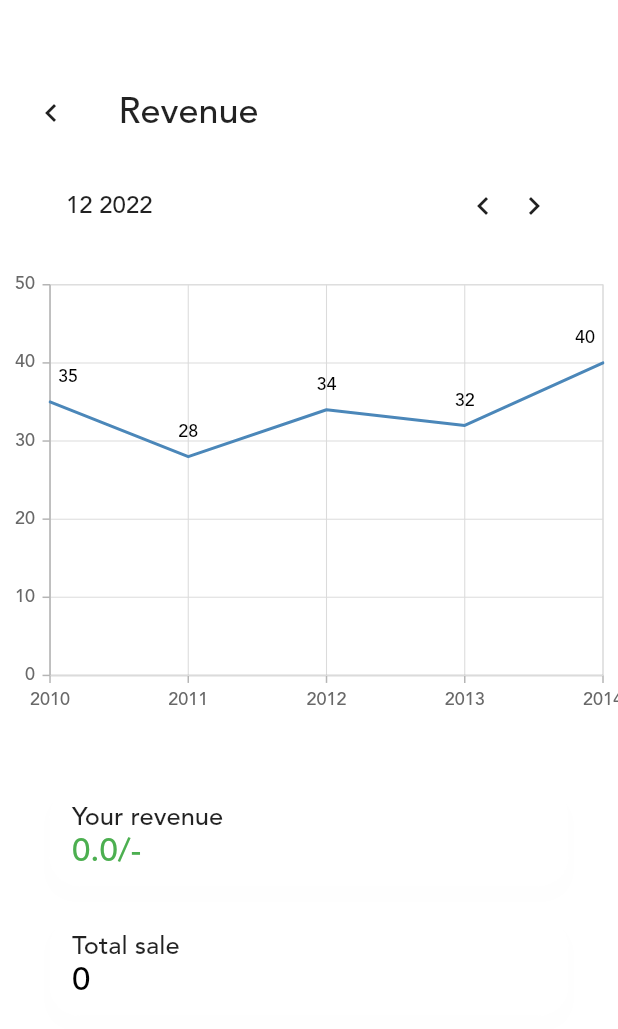
After one commit to Sahil-107/notio, a Flutter app: the Revenue screen opened by its route, on a phone screen of 412 x 824 dp. The commit adds this screen. Shown: the top 1029 px of the screen. Run offline on Flutter 3.47's test engine with Material 2 defaults, Android fonts, the phone set to English and light mode, and no system bars; our stand-ins replace carousel_slider, double_back_to_close, flutter_spinkit, sliding_up_panel, story_view, syncfusion_flutter_charts; missing offline and left inert: flutter_cached_pdfview, flutter_windowmanager.

Commit message:
added revenue and contribution

```diff
--- a/lib/Navbar.dart
+++ b/lib/Navbar.dart
@@ -32,7 +32,7 @@ class _NavbarState extends State<Navbar> {
       floatingActionButton: FloatingActionButton(
         child: Icon(Icons.add),
         onPressed: () {
-          Navigator.pushNamed(context, '/creatorProfile');
+          Navigator.pushNamed(context, '/creatorMenu');
         },
       ),
       bottomNavigationBar: BottomAppBar(
--- a/lib/Screens/Creator/CreatorMenu.dart
+++ b/lib/Screens/Creator/CreatorMenu.dart
@@ -7,7 +7,7 @@ class CreatorMenu extends StatelessWidget {
   @override
   Widget build(BuildContext context) {
     return Scaffold(
-      backgroundColor: Colors.white.withOpacity(0.4),
+      backgroundColor: Colors.white.withOpacity(0.96),
       body: SingleChildScrollView(
         child: Column(
           children: [
@@ -90,7 +90,9 @@ class CreatorMenu extends StatelessWidget {
             SizedBox(
               height: getheight(context, 27),
             ),
-            info_containers(context, "Purchases", () {}),
+            info_containers(context, "Revenue", () {
+              Navigator.pushNamed(context, '/revenue');
+            }),
             SizedBox(
               height: getheight(context, 18),
             ),
--- /dev/null
+++ b/lib/Screens/Creator/Revenue.dart
@@ -0,0 +1,220 @@
+import 'package:flutter/material.dart';
+import '../../widgets.dart';
+import 'package:intl/intl.dart';
+import 'package:syncfusion_flutter_charts/charts.dart';
+
+class Revenue extends StatefulWidget {
+  @override
+  State<Revenue> createState() => _RevenueState();
+}
+
+class _RevenueState extends State<Revenue> {
+  DateTime now = DateTime.now();
+
+  String _displayMonth = DateTime.now().month.toString();
+
+  String _displayYear = DateTime.now().year.toString();
+
+  int orders = 0;
+
+  double revenue = 0;
+
+  @override
+  Widget build(BuildContext context) {
+    List<ChartData> data = [
+      ChartData(2010, 35),
+      ChartData(2011, 28),
+      ChartData(2012, 34),
+      ChartData(2013, 32),
+      ChartData(2014, 40)
+    ];
+    return Scaffold(
+      backgroundColor: Colors.white.withOpacity(0.96),
+      body: SingleChildScrollView(
+        child: Column(children: [
+          SizedBox(height: getheight(context, 60)),
+          Padding(
+            padding: EdgeInsets.symmetric(horizontal: getwidth(context, 20)),
+            child: Column(
+              children: [
+                Row(
+                  children: [
+                    GestureDetector(
+                        onTap: () {
+                          Navigator.pop(context);
+                        },
+                        child: Icon(Icons.keyboard_arrow_left)),
+                    SizedBox(
+                      width: getwidth(context, 30),
+                    ),
+                    Text(
+                      "Revenue",
+                      style:
+                          TextStyle(fontSize: 24, fontWeight: FontWeight.w600),
+                    )
+                  ],
+                ),
+              ],
+            ),
+          ),
+          SizedBox(
+            height: getheight(context, 35),
+          ),
+          Container(
+            padding: EdgeInsets.symmetric(horizontal: getwidth(context, 40)),
+            child: Row(
+              children: [
+                GestureDetector(
+                  onTap: () {
+                    showDatePicker(
+                      context: context,
+                      initialDate: now,
+                      firstDate: now.subtract(Duration(days: 3650 * 2)),
+                      lastDate: now.add(Duration(days: 3650 * 2)),
+                    ).then((value) {
+                      setState(() {
+                        DateTime? now = value;
+                        _displayYear = value!.year.toString();
+                        _displayMonth = DateFormat.MMMM().format(value);
+                        // get_revenue_details();
+                      });
+                    });
+                  },
+                  child: Text("${_displayMonth} ${_displayYear}",
+                      style:
+                          TextStyle(fontWeight: FontWeight.bold, fontSize: 16)),
+                ),
+                Spacer(),
+                GestureDetector(
+                    onTap: () {
+                      /// going to previous date
+                      setState(() {
+                        now = now.subtract(Duration(days: 30));
+                        _displayMonth = DateFormat.MMMM().format(now);
+                        // get_revenue_details();
+                      });
+                    },
+                    child: Icon(Icons.keyboard_arrow_left)),
+                SizedBox(width: 10),
+                GestureDetector(
+                    onTap: () {
+                      //////// going to forward date
+                      setState(() {
+                        now = now.add(Duration(days: 30));
+                        _displayMonth = DateFormat.MMMM().format(now);
+                        // get_revenue_details();
+                      });
+                    },
+                    child: Icon(Icons.keyboard_arrow_right))
+              ],
+            ),
+          ),
+          SizedBox(height: getheight(context, 30)),
+          Container(
+            height: getheight(context, 300),
+            child: SfCartesianChart(
+                crosshairBehavior: CrosshairBehavior(
+                    shouldAlwaysShow: true,
+                    enable: false,
+                    activationMode: ActivationMode.singleTap),
+                series: <ChartSeries>[
+                  LineSeries<ChartData, int>(
+                      dataSource: data,
+                      xValueMapper: (ChartData data, _) => data.x,
+                      yValueMapper: (ChartData data, _) => data.y,
+                      name: 'Sales',
+                      // Enable data label
+                      dataLabelSettings: DataLabelSettings(isVisible: true))
+                ]),
+          ),
+          SizedBox(
+            height: getheight(context, 40),
+          ),
+          Container(
+            // height: getheight(context, 90),
+            width: getwidth(context, 315),
+            decoration: BoxDecoration(
+                color: Colors.white,
+                borderRadius: BorderRadius.circular(20),
+                boxShadow: [
+                  BoxShadow(
+                    color: Colors.grey.withOpacity(0.01),
+                    spreadRadius: 3,
+                    blurRadius: 8,
+                    offset: Offset(0, 7), // changes position of shadow
+                  ),
+                ]),
+            child: Padding(
+              padding: EdgeInsets.symmetric(vertical: 10, horizontal: 15),
+              child: Column(
+                crossAxisAlignment: CrossAxisAlignment.start,
+                mainAxisAlignment: MainAxisAlignment.spaceEvenly,
+                children: [
+                  Text(
+                    "Your revenue",
+                    style: TextStyle(fontWeight: FontWeight.bold, fontSize: 17),
+                  ),
+                  Text(
+                    "${revenue.toString()}/-",
+                    style: TextStyle(
+                      fontSize: 22,
+                      color: Colors.green,
+                      fontWeight: FontWeight.bold,
+                    ),
+                  ),
+                ],
+              ),
+            ),
+          ),
+          SizedBox(
+            height: getheight(context, 20),
+          ),
+          Container(
+            // height: getheight(context, 90),
+            width: getwidth(context, 315),
+            decoration: BoxDecoration(
+                color: Colors.white,
+                borderRadius: BorderRadius.circular(20),
+                boxShadow: [
+                  BoxShadow(
+                    color: Colors.grey.withOpacity(0.01),
+                    spreadRadius: 3,
+                    blurRadius: 8,
+                    offset: Offset(0, 7), // changes position of shadow
+                  ),
+                ]),
+            child: Padding(
+              padding: EdgeInsets.symmetric(vertical: 10, horizontal: 15),
+              child: Column(
+                crossAxisAlignment: CrossAxisAlignment.start,
+                mainAxisAlignment: MainAxisAlignment.spaceEvenly,
+                children: [
+                  Text(
+                    "Total sale",
+                    style: TextStyle(fontWeight: FontWeight.bold, fontSize: 17),
+                  ),
+                  Text(
+                    "$orders",
+                    style: TextStyle(
+                        fontSize: 22,
+                        color: Colors.black,
+                        fontWeight: FontWeight.bold),
+                  ),
+                ],
+              ),
+            ),
+          ),
+          SizedBox(
+            height: getheight(context, 20),
+          ),
+        ]),
+      ),
+    );
+  }
+}
+
+class ChartData {
+  ChartData(this.x, this.y);
+  final int x;
+  final double y;
+}
--- a/lib/Screens/Saved.dart
+++ b/lib/Screens/Saved.dart
@@ -241,7 +241,7 @@ class _NotesState extends State<Notes> {
                 SizedBox(
                   height: 4,
                 ),
-                Text("by Rashmi"),
+                Text("by Rahul"),
                 Spacer(),
                 Row(
                   mainAxisSize: MainAxisSize.min,
--- a/lib/main.dart
+++ b/lib/main.dart
@@ -2,6 +2,9 @@ import 'package:flutter/material.dart';
 import 'package:notio/Navbar.dart';
 import 'package:notio/Screens/Auth/Loading.dart';
 import 'package:notio/Screens/Auth/Onboarding.dart';
+import 'package:notio/Screens/Creator/CreatorMenu.dart';
+import 'package:notio/Screens/Creator/NewContribution.dart';
+import 'package:notio/Screens/Creator/Revenue.dart';
 import 'package:notio/Screens/Verification/underVerificationPage.dart';
 import 'package:notio/Screens/Verification/verificationDetails.dart';
 import 'Screens/Auth/Login.dart';
@@ -36,7 +39,10 @@ class MyApp extends StatelessWidget {
           '/navbar': (context) => Navbar(),
           '/verificationDetails': (context) => Verification(),
           '/verification2': (context) => Verification2(),
-          '/creatorProfile': (context) => CreatorProfile()
+          '/creatorProfile': (context) => CreatorProfile(),
+          '/creatorMenu': (context) => CreatorMenu(),
+          '/newContribution': (context) => NewContribution(),
+          '/revenue': (context) => Revenue()
         },
         initialRoute: '/loading');
   }
--- a/pubspec.yaml
+++ b/pubspec.yaml
@@ -42,6 +42,7 @@ dependencies:
   flutter_cached_pdfview: ^0.4.1
   flutter_windowmanager: ^0.2.0
   sliding_up_panel: ^2.0.0+1
+  syncfusion_flutter_charts: ^20.3.61
 
 
 dev_dependencies:
```
Also changed, not shown: lib/Screens/Creator/NewContribution.dart (added, +54 -0 lines), pubspec.lock.
